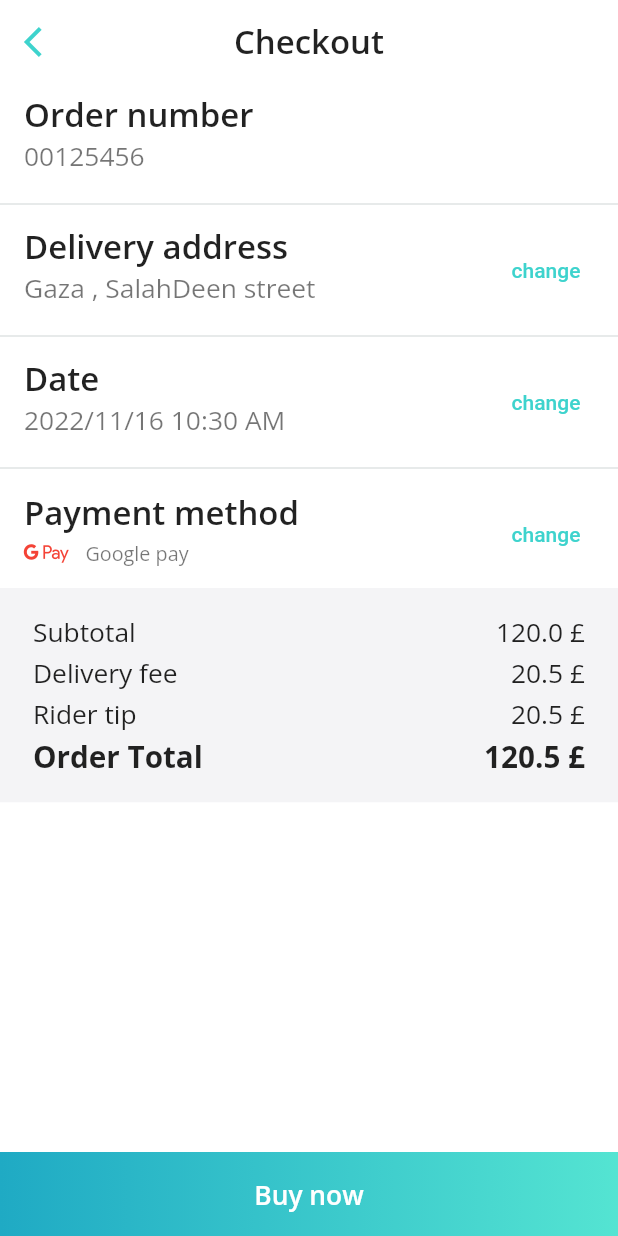
After one commit to AbdalazizAbdallah/customer_app, a Flutter app: the CheckoutPage screen opened by its route, on a phone screen of 412 x 824 dp. The commit adds this screen. Run offline on Flutter 3.47's test engine with Material 2 defaults, Android fonts, the phone set to English and light mode, and no system bars; our stand-ins replace badges, connectivity_plus, dartz, dio, email_validator, equatable and 15 more; missing offline and left inert: onesignal_flutter; accounts and stored records are empty; network calls fail; project files that could hold a hidden picture were left out.

Commit message:
create checkout page

```diff
--- a/lib/core/routes/routes_app.dart
+++ b/lib/core/routes/routes_app.dart
@@ -11,6 +11,8 @@ import 'package:customer_app/ui/pages/onboarding_screen/pages/onboarding_screen.
 import 'package:customer_app/ui/pages/order_detials/order_detials.dart';
 import 'package:customer_app/ui/pages/splash_screen.dart';
 import 'package:get/get.dart';
+
+import '../../ui/pages/checkout/pages/checkout_page.dart';
 
 class RoutesApp {
   static const String initialPage = '/';
@@ -62,8 +64,12 @@ class RoutesApp {
         page: () => const OrderDetails(),
       ),
        GetPage(
+        name: '/1myBasketScreen',
+        page: () => const MyBasketScreen(),
+      ),
+       GetPage(
         name: myBasketScreen,
-        page: () => const MyBasketScreen(),
+        page: () => const CheckoutPage(),
       ),
     ];
   }
--- /dev/null
+++ b/lib/ui/pages/checkout/pages/checkout_page.dart
@@ -0,0 +1,201 @@
+import 'package:customer_app/core/constants/sizes_app.dart';
+import 'package:customer_app/core/constants/styles_app.dart';
+import 'package:customer_app/ui/widgets/app_bar_widget.dart';
+import 'package:flutter/material.dart';
+import 'package:font_awesome_flutter/font_awesome_flutter.dart';
+import 'package:intl/intl.dart';
+
+import '../../../../core/constants/colors_app.dart';
+
+class CheckoutPage extends StatelessWidget {
+  const CheckoutPage({super.key});
+
+  @override
+  Widget build(BuildContext context) {
+    return Scaffold(
+      appBar: getAppBar(title: 'Checkout'),
+      body: SingleChildScrollView(
+        child: Column(
+          children: [
+            ListTile(
+              title: Text(
+                'Order number',
+                style: StylesApp.headline6.copyWith(
+                  fontWeight: FontWeight.w600,
+                ),
+              ),
+              subtitle: Text(
+                '00125456',
+                style: StylesApp.subtitle1,
+              ),
+            ),
+            Divider(
+              color: ColorsApp.grey.withOpacity(0.4),
+            ),
+            ListTile(
+              title: Text(
+                'Delivery address',
+                style: StylesApp.headline6.copyWith(
+                  fontWeight: FontWeight.w600,
+                ),
+              ),
+              subtitle: Text(
+                'Gaza , SalahDeen street ',
+                style: StylesApp.subtitle1,
+              ),
+              trailing: TextButton(
+                onPressed: () {},
+                child: const Text('change'),
+              ),
+            ),
+            Divider(
+              color: ColorsApp.grey.withOpacity(0.4),
+            ),
+            ListTile(
+              title: Text(
+                'Date',
+                style: StylesApp.headline6.copyWith(
+                  fontWeight: FontWeight.w600,
+                ),
+              ),
+              subtitle: Text(
+                DateFormat('yyyy/MM/dd hh:mm aaa').format(DateTime.now()),
+                style: StylesApp.subtitle1,
+              ),
+              trailing: TextButton(
+                onPressed: () {},
+                child: const Text('change'),
+              ),
+            ),
+            Divider(
+              color: ColorsApp.grey.withOpacity(0.4),
+            ),
+            ListTile(
+              title: Text(
+                'Payment method',
+                style: StylesApp.headline6.copyWith(
+                  fontWeight: FontWeight.w600,
+                ),
+              ),
+              subtitle: Row(
+                crossAxisAlignment: CrossAxisAlignment.center,
+                children: [
+                  const FaIcon(
+                    FontAwesomeIcons.googlePay,
+                    color: Colors.red,
+                  ),
+                  SizedBox(
+                    width: SizesApp.r10,
+                  ),
+                  Text(
+                    'Google pay',
+                    style: StylesApp.caption,
+                  )
+                ],
+              ),
+              trailing: TextButton(
+                onPressed: () {},
+                child: const Text('change'),
+              ),
+            ),
+            Container(
+              height: SizesApp.r130,
+              width: SizesApp.doubleInfinity,
+              color: ColorsApp.greyTooLight,
+              child: Padding(
+                padding: EdgeInsets.symmetric(
+                  horizontal: SizesApp.r20,
+                  vertical: SizesApp.r12,
+                ),
+                child: Column(
+                  mainAxisAlignment: MainAxisAlignment.spaceEvenly,
+                  children: [
+                    Row(
+                      mainAxisAlignment: MainAxisAlignment.spaceBetween,
+                      children: [
+                        Text(
+                          'Subtotal',
+                          style: StylesApp.subtitle1,
+                        ),
+                        Text(
+                          '120.0 £',
+                          style: StylesApp.subtitle1,
+                        ),
+                      ],
+                    ),
+                    Row(
+                      mainAxisAlignment: MainAxisAlignment.spaceBetween,
+                      children: [
+                        Text(
+                          'Delivery fee',
+                          style: StylesApp.subtitle1,
+                        ),
+                        Text(
+                          '20.5 £',
+                          style: StylesApp.subtitle1,
+                        ),
+                      ],
+                    ),
+                    Row(
+                      mainAxisAlignment: MainAxisAlignment.spaceBetween,
+                      children: [
+                        Text(
+                          'Rider tip',
+                          style: StylesApp.subtitle1,
+                        ),
+                        Text(
+                          '20.5 £',
+                          style: StylesApp.subtitle1,
+                        ),
+                      ],
+                    ),
+                    Row(
+                      mainAxisAlignment: MainAxisAlignment.spaceBetween,
+                      children: [
+                        Text(
+                          'Order Total',
+                          style: StylesApp.headline7.copyWith(
+                            fontWeight: FontWeight.bold,
+                          ),
+                        ),
+                        Text(
+                          '120.5 £',
+                          style: StylesApp.headline7.copyWith(
+                            fontWeight: FontWeight.bold,
+                          ),
+                        ),
+                      ],
+                    ),
+                  ],
+                ),
+              ),
+            ),
+          ],
+        ),
+      ),
+      bottomNavigationBar: DecoratedBox(
+        decoration: BoxDecoration(
+          gradient: LinearGradient(
+            begin: Alignment.centerLeft,
+            end: Alignment.centerRight,
+            colors: [
+              ColorsApp.primaryRightGradient,
+              ColorsApp.primaryLeftGradient,
+            ],
+          ),
+        ),
+        child: ListTile(
+          onTap: () {},
+          title: Text(
+            'Buy now',
+            textAlign: TextAlign.center,
+            style: StylesApp.subtitle1.copyWith(
+              fontWeight: FontWeight.w600,
+              color: ColorsApp.white,
+            ),
+          ),
+        ),
+      ),
+    );
+  }
+}
```
